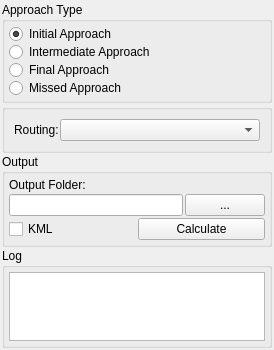
Before: the Qt Designer form Q_Pansopy/ui/pbn/qpansopy_lnav_dockwidget.ui in FLYGHT7/qpansopy, drawn with Qt 5.
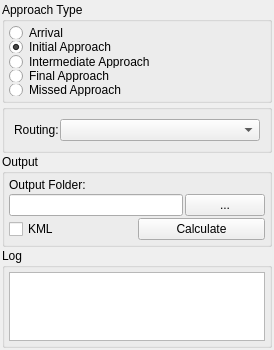
After: the same form once the commit is applied. Custom widgets are drawn as their Qt base class.

Commit message:
refactor: Integrate RNAV 1 Arrival into LNAV dockwidget
Implements Issue #92 - PBN RNAV 1 Arrival integrated into LNAV tool.

Changes:
- Added 'Arrival' as first option in LNAV Approach Type radio buttons
- Updated LNAV dockwidget to handle Arrival calculation
- Core module pbn_rnav1_arrival.py remains for calculation logic
- Removed separate dockwidget/UI/icon files (now integrated)
- Updated tooltip to include Arrival in description

The Arrival functionality is now accessible from the existing LNAV
tool in the PBN toolbar, maintaining consistent user experience.

What changed in the file:
```diff
--- a/Q_Pansopy/ui/pbn/qpansopy_lnav_dockwidget.ui
+++ b/Q_Pansopy/ui/pbn/qpansopy_lnav_dockwidget.ui
@@ -40,6 +40,13 @@
        <property name="margin">
         <number>4</number>
        </property>
+       <item>
+        <widget class="QRadioButton" name="arrivalRadioButton">
+         <property name="text">
+          <string>Arrival</string>
+         </property>
+        </widget>
+       </item>
        <item>
         <widget class="QRadioButton" name="initialRadioButton">
          <property name="text">
```
The commit also changes 5 other files.
